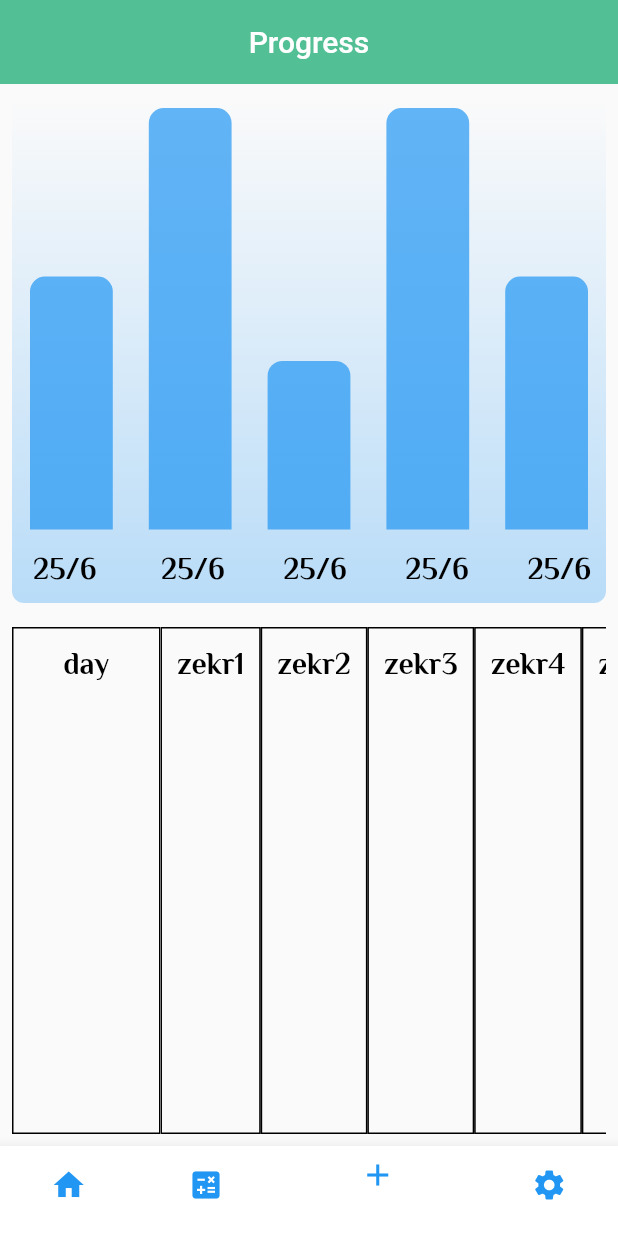
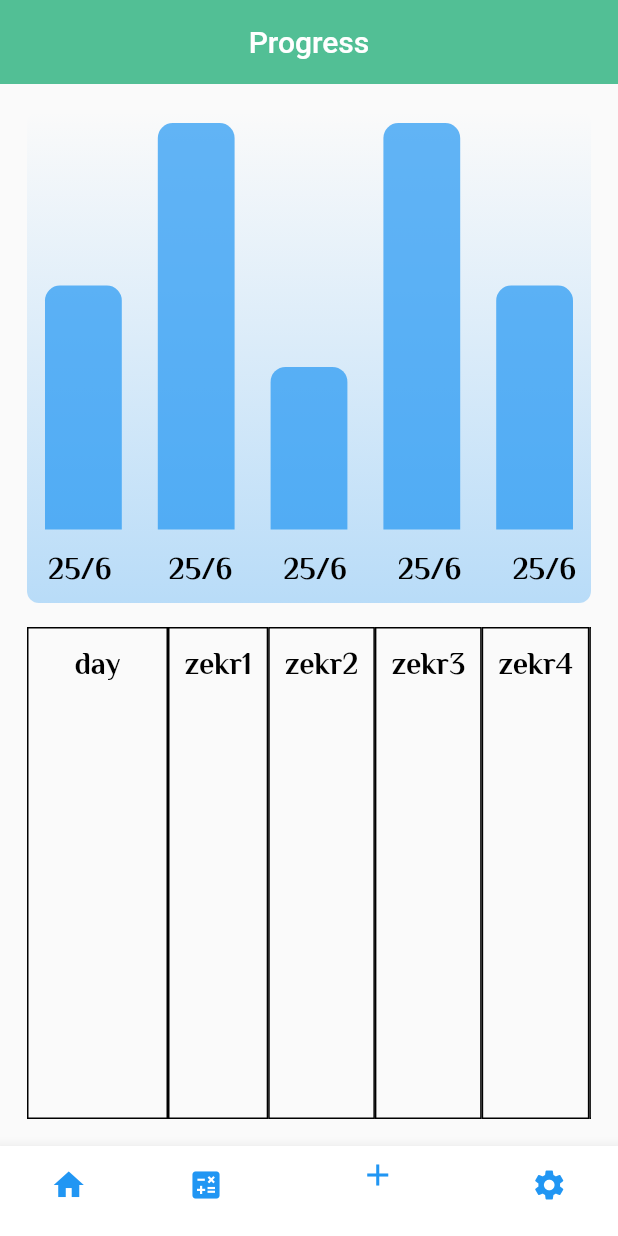
Before and after one commit to AbdullahAshrafMaher/azkary-flutter, a Flutter app: the screen it shows after launch, swiped to page 3, on a phone screen of 412 x 824 dp. Run offline on Flutter 3.47's test engine with Material 2 defaults, Android fonts, the phone set to English and light mode, and no system bars; our stand-ins replace flutter_screenutil, google_fonts; generated files the repository leaves out were written again.

Commit message:
Imagined UI for progress

```diff
--- a/lib/tabs/progress.dart
+++ b/lib/tabs/progress.dart
@@ -12,7 +12,9 @@ class ProgressTab extends StatelessWidget {
       appBar: AppBar(
         title: const Text('Progress'),
       ),
-      body: const Column(
+      body: Container(
+        padding: const EdgeInsets.all(10),
+        child: const Column(
           mainAxisAlignment: MainAxisAlignment.start,
           // padding: const EdgeInsets.all(12),
           children: [
@@ -26,6 +28,7 @@ class ProgressTab extends StatelessWidget {
             ),
           ],
         ),
+      ),
     );
   }
 }
```
Lines whose indentation alone changed are shown as unchanged.
